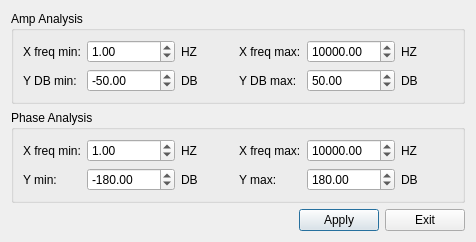
First picture: the form in FrontEnd/ui/dftsettingdialog.ui, repository TheKaramazovBrothers/SevDrvExpSys, before the edit.
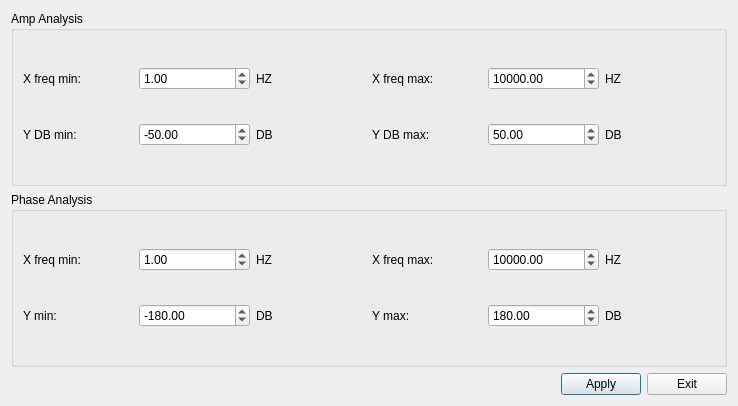
Second picture: the form after the edit.

Diff of the .ui file:
```diff
--- a/FrontEnd/ui/dftsettingdialog.ui
+++ b/FrontEnd/ui/dftsettingdialog.ui
@@ -6,8 +6,8 @@
    <rect>
     <x>0</x>
     <y>0</y>
-    <width>476</width>
-    <height>211</height>
+    <width>738</width>
+    <height>406</height>
    </rect>
   </property>
   <property name="windowTitle">
```
